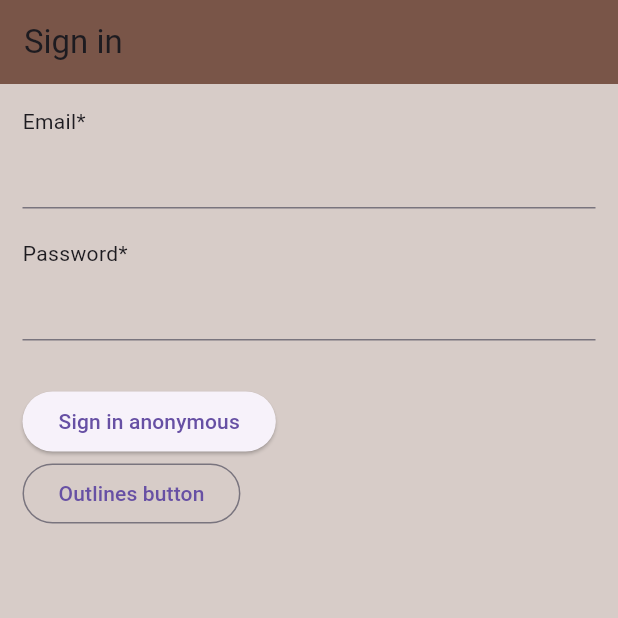
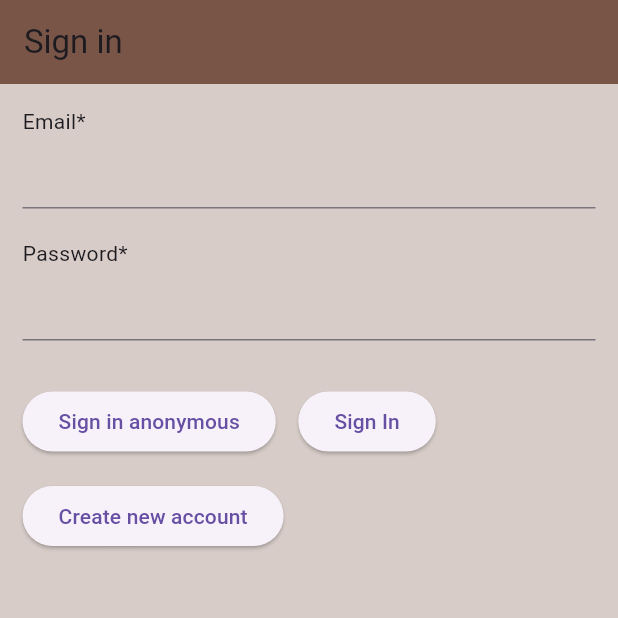
Before and after one commit to amruta123-dowell/fire_base_learning, a Flutter app: the screen it shows after launch, on a phone screen of 412 x 824 dp, the top half of it. Run offline on Flutter 3.47's test engine with Material 3 defaults, Android fonts, the phone set to English and light mode, and no system bars; our stand-ins replace firebase_auth, firebase_core, flutter_spinkit, get; accounts and stored records are empty.

Commit message:
Completed sign up and sign in using email and password

```diff
--- /dev/null
+++ b/lib/controller.dart
@@ -0,0 +1,12 @@
+import 'package:firebase_auth/firebase_auth.dart';
+import 'package:get/get_core/get_core.dart';
+import 'package:get/get_state_manager/get_state_manager.dart';
+import 'package:provider/provider.dart';
+
+class HomeController extends GetxController {
+  late User userData;
+  @override
+  void onInit() {
+//     userData = Provider.of(context).
+  }
+}
--- a/lib/main.dart
+++ b/lib/main.dart
@@ -1,7 +1,12 @@
 import 'package:firebase_auth/firebase_auth.dart';
+import 'package:firebase_learning/models/user_model.dart';
 import 'package:firebase_learning/screens/auth/authentication.dart';
+import 'package:firebase_learning/screens/wrapper.dart';
+import 'package:firebase_learning/services/auth_service.dart';
 import 'package:flutter/material.dart';
 import 'package:firebase_core/firebase_core.dart';
+import 'package:get/get.dart';
+import 'package:provider/provider.dart';
 import 'firebase_options.dart';
 
 void main() async {
@@ -10,16 +15,19 @@ void main() async {
     options: DefaultFirebaseOptions.currentPlatform,
   );
 
-  runApp(const MyApp());
+  runApp(MyApp());
 }
 
 class MyApp extends StatelessWidget {
-  const MyApp({super.key});
-
+  // This widget is the root of your application.
   @override
   Widget build(BuildContext context) {
-    return const MaterialApp(
-      home: AuthenticateScreen(),
+    return StreamProvider<User?>.value(
+      value: AuthService().user,
+      initialData: null,
+      child: MaterialApp(
+        home: Wrapper(),
+      ),
     );
   }
 }
--- /dev/null
+++ b/lib/models/user_model.dart
@@ -0,0 +1,4 @@
+class UserModel {
+  final String? uid;
+  UserModel({this.uid});
+}
--- a/lib/screens/auth/authentication.dart
+++ b/lib/screens/auth/authentication.dart
@@ -1,4 +1,5 @@
-import 'package:firebase_learning/screens/auth/sign_in.dart';
+import 'package:firebase_learning/screens/auth/register_screen.dart';
+import 'package:firebase_learning/screens/auth/sign_in_screen.dart';
 import 'package:flutter/material.dart';
 
 class AuthenticateScreen extends StatefulWidget {
@@ -9,10 +10,19 @@ class AuthenticateScreen extends StatefulWidget {
 }
 
 class _AuthenticateScreenState extends State<AuthenticateScreen> {
+  bool showSignIn = true;
+  void toggleView() {
+    setState(() {
+      showSignIn = !showSignIn;
+    });
+  }
+
   @override
   Widget build(BuildContext context) {
-    return Container(
-      child: SignInScreen(),
-    );
+    return showSignIn
+        ? SignInScreen(toggleSignInButton: toggleView)
+        : RegisterScreen(
+            toggleSignInButton: toggleView,
+          ); // SignInScreen();
   }
 }
--- a/lib/screens/auth/sign_in.dart
+++ /dev/null
@@ -1,62 +0,0 @@
-import 'package:firebase_learning/services/auth_service.dart';
-import 'package:flutter/material.dart';
-
-class SignInScreen extends StatefulWidget {
-  const SignInScreen({super.key});
-
-  @override
-  State<SignInScreen> createState() => _SignInScreenState();
-}
-
-class _SignInScreenState extends State<SignInScreen> {
-  final AuthService _auth = AuthService();
-  @override
-  void initState() {
-    // TODO: implement initState
-    super.initState();
-  }
-
-  @override
-  Widget build(BuildContext context) {
-    return Scaffold(
-      backgroundColor: Colors.brown[100],
-      appBar: AppBar(
-        backgroundColor: Colors.brown,
-        title: const Text("Sign in"),
-      ),
-      body: Padding(
-        padding: const EdgeInsets.symmetric(horizontal: 15, vertical: 15),
-        child: Column(
-          mainAxisAlignment: MainAxisAlignment.start,
-          crossAxisAlignment: CrossAxisAlignment.start,
-          children: [
-            const Text("Email*"),
-            TextFormField(
-              controller: TextEditingController(),
-            ),
-            const SizedBox(height: 20),
-            const Text("Password*"),
-            TextFormField(
-              controller: TextEditingController(),
-            ),
-            const SizedBox(
-              height: 30,
-            ),
-            ElevatedButton(
-                onPressed: () async {
-                  var result = await _auth.signInAnonymous();
-                  if (result == null) {
-                    print("error Signing In");
-                  } else {
-                    print("Logged in successfully......");
-                  }
-                },
-                child: const Text("Sign in anonymous")),
-            OutlinedButton(
-                onPressed: () {}, child: const Text("Outlines button"))
-          ],
-        ),
-      ),
-    );
-  }
-}
--- /dev/null
+++ b/lib/screens/auth/sign_in_screen.dart
@@ -0,0 +1,129 @@
+import 'package:firebase_learning/controller.dart';
+import 'package:firebase_learning/custom_widgets/loading.dart';
+import 'package:firebase_learning/services/auth_service.dart';
+import 'package:flutter/material.dart';
+import 'package:get/get.dart';
+
+class SignInScreen extends StatefulWidget {
+  final Function toggleSignInButton;
+  SignInScreen({required this.toggleSignInButton, super.key});
+
+  @override
+  State<SignInScreen> createState() => _SignInScreenState();
+}
+
+class _SignInScreenState extends State<SignInScreen> {
+  final AuthService _auth = AuthService();
+
+  String email = '';
+  String pass = '';
+
+  String errorMessage = '';
+  TextEditingController emailController = TextEditingController();
+  TextEditingController passController = TextEditingController();
+  GlobalKey<FormState> formKey = GlobalKey<FormState>();
+  bool loading = false;
+
+  @override
+  Widget build(BuildContext context) {
+    return Scaffold(
+        backgroundColor: Colors.brown[100],
+        appBar: AppBar(
+          backgroundColor: Colors.brown,
+          title: const Text("Sign in"),
+        ),
+        body: loading
+            ? const LoadingWidget()
+            : Padding(
+                padding:
+                    const EdgeInsets.symmetric(horizontal: 15, vertical: 15),
+                child: Form(
+                  key: formKey,
+                  child: SingleChildScrollView(
+                    padding: EdgeInsets.zero,
+                    child: Column(
+                      mainAxisAlignment: MainAxisAlignment.start,
+                      crossAxisAlignment: CrossAxisAlignment.start,
+                      mainAxisSize: MainAxisSize.min,
+                      children: [
+                        const Text("Email*"),
+                        TextFormField(
+                          controller: emailController,
+                          validator: (value) =>
+                              value?.isEmpty == true ? "add valid email" : null,
+                          onChanged: (value) => setState(() {
+                            email = value;
+                          }),
+                        ),
+                        const SizedBox(height: 20),
+                        const Text("Password*"),
+                        TextFormField(
+                          controller: passController,
+                          validator: (value) => value?.isEmpty == true
+                              ? "add valid password, it's incorrect"
+                              : null,
+                          onChanged: (value) => setState(() {
+                            pass = value;
+                          }),
+                        ),
+                        const SizedBox(height: 30),
+                        Row(
+                          mainAxisAlignment: MainAxisAlignment.center,
+                          mainAxisSize: MainAxisSize.min,
+                          children: [
+                            ElevatedButton(
+                                onPressed: () async {
+                                  setState(() {
+                                    loading = true;
+                                  });
+                                  var result = await _auth.signInAnonymous();
+                                  if (result == null) {
+                                    print("error Signing In");
+                                  } else {
+                                    print("Logged in successfully......");
+                                  }
+                                  loading = false;
+                                },
+                                child: const Text("Sign in anonymous")),
+                            const SizedBox(width: 15),
+                            ElevatedButton(
+                                onPressed: () async {
+                                  if (formKey.currentState != null &&
+                                      formKey.currentState!.validate()) {
+                                    setState(() {
+                                      loading = true;
+                                    });
+                                    final result =
+                                        await _auth.signInWithUsernamePassword(
+                                            email, pass);
+                                    if (result == null) {
+                                      setState(() {
+                                        errorMessage = "error Sign in";
+                                      });
+                                    }
+                                    loading = false;
+                                  }
+                                },
+                                child: const Text("Sign In"))
+                          ],
+                        ),
+                        const SizedBox(height: 15),
+                        ElevatedButton(
+                            onPressed: () {
+                              widget.toggleSignInButton();
+                            },
+                            child: const Text("Create new account")),
+                        const SizedBox(height: 10),
+                        Text(
+                          errorMessage,
+                          style: const TextStyle(
+                              color: Colors.red, height: 1, fontSize: 20),
+                          textAlign: TextAlign.center,
+                        )
+                      ],
+                    ),
+                  ),
+                ),
+              ));
+  }
+}
--- a/lib/screens/wrapper.dart
+++ b/lib/screens/wrapper.dart
@@ -0,0 +1,20 @@
+import 'package:firebase_auth/firebase_auth.dart';
+import 'package:firebase_learning/controller.dart';
+import 'package:firebase_learning/models/user_model.dart';
+import 'package:firebase_learning/screens/auth/authentication.dart';
+import 'package:firebase_learning/screens/home/home_screen.dart';
+import 'package:flutter/foundation.dart';
+import 'package:flutter/widgets.dart';
+import 'package:get/get.dart';
+import 'package:provider/provider.dart';
+
+class Wrapper extends GetView<HomeController> {
+  const Wrapper({super.key});
+
+  @override
+  Widget build(BuildContext context) {
+    final user = Provider.of<User?>(context);
+
+    return user == null ? const AuthenticateScreen() : const HomeScreen();
+  }
+}
--- a/pubspec.yaml
+++ b/pubspec.yaml
@@ -37,6 +37,9 @@ dependencies:
   firebase_auth: ^4.16.0
   cloud_firestore: ^4.14.0
   firebase_core: ^2.24.2
+  provider: ^6.1.1
+  get: ^4.6.5
+  flutter_spinkit: ^5.2.0
 
 dev_dependencies:
   flutter_test:
```
Also changed, not shown: lib/custom_widgets/loading.dart (added, +19 -0 lines), lib/screens/auth/register_screen.dart (added, +108 -0 lines), lib/screens/home/home_screen.dart (added, +41 -0 lines), lib/services/auth_service.dart (+53 -5 lines), lib/screens/home/home.dart (deleted), 2 other files.
